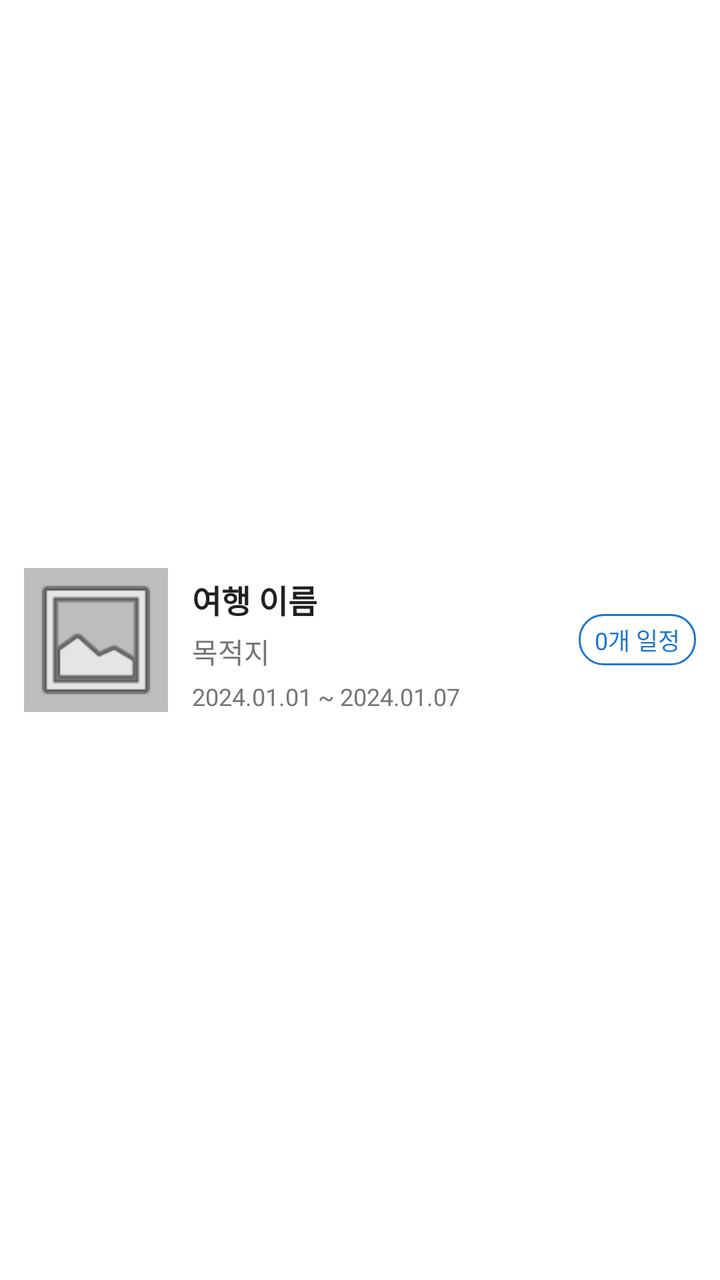
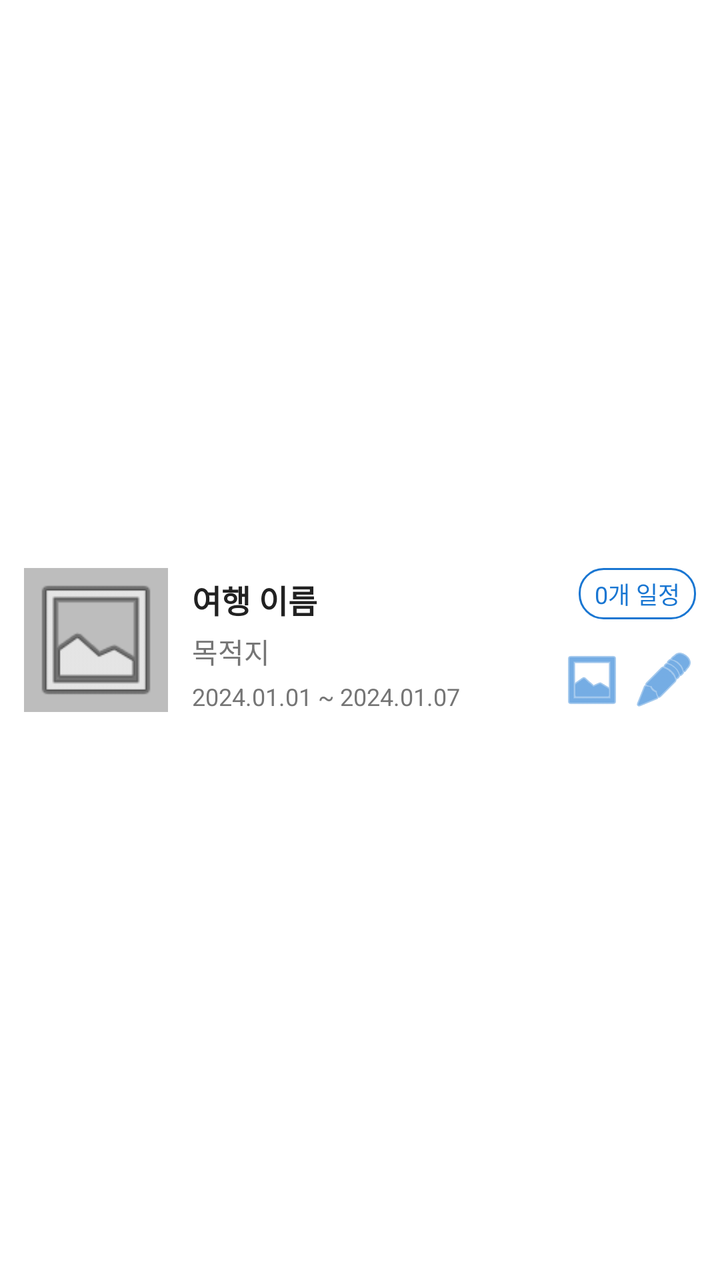

The first picture is an Android layout as it rendered before a commit; the second is the same layout after the commit. The layout source and the unified diff follow.
<!-- AndroidManifest.xml: application theme Theme.TravelPlanner -->
<!-- res/layout/list_item_trip.xml -->
<?xml version="1.0" encoding="utf-8"?>
<RelativeLayout xmlns:android="http://schemas.android.com/apk/res/android"
    android:layout_width="match_parent"
    android:layout_height="wrap_content"
    android:background="@color/colorCardBg"
    android:padding="12dp"
    android:layout_marginBottom="4dp">

    <ImageView
        android:id="@+id/ivTripThumb"
        android:layout_width="72dp"
        android:layout_height="72dp"
        android:scaleType="centerCrop"
        android:src="@android:drawable/ic_menu_gallery"
        android:layout_centerVertical="true"
        android:layout_alignParentStart="true"
        android:background="@color/colorDivider"/>

    <TextView
        android:id="@+id/tvTripName"
        android:layout_width="wrap_content"
        android:layout_height="wrap_content"
        android:layout_toEndOf="@id/ivTripThumb"
        android:layout_marginStart="12dp"
        android:layout_alignTop="@id/ivTripThumb"
        android:layout_marginTop="4dp"
        android:text="여행 이름"
        android:textSize="16sp"
        android:textStyle="bold"
        android:textColor="@color/colorTextPrimary"/>

    <TextView
        android:id="@+id/tvTripDestination"
        android:layout_width="wrap_content"
        android:layout_height="wrap_content"
        android:layout_toEndOf="@id/ivTripThumb"
        android:layout_below="@id/tvTripName"
        android:layout_marginStart="12dp"
        android:layout_marginTop="4dp"
        android:text="목적지"
        android:textSize="14sp"
        android:textColor="@color/colorTextSecondary"/>

    <TextView
        android:id="@+id/tvTripDate"
        android:layout_width="wrap_content"
        android:layout_height="wrap_content"
        android:layout_toEndOf="@id/ivTripThumb"
        android:layout_below="@id/tvTripDestination"
        android:layout_marginStart="12dp"
        android:layout_marginTop="4dp"
        android:text="2024.01.01 ~ 2024.01.07"
        android:textSize="12sp"
        android:textColor="@color/colorTextSecondary"/>

    <TextView
        android:id="@+id/tvScheduleCount"
        android:layout_width="wrap_content"
        android:layout_height="wrap_content"
        android:layout_alignParentEnd="true"
        android:layout_centerVertical="true"
        android:text="0개 일정"
        android:textSize="12sp"
        android:textColor="@color/colorPrimary"
        android:background="@drawable/badge_background"
        android:paddingHorizontal="8dp"
        android:paddingVertical="4dp"/>

</RelativeLayout>
<!-- resources referenced by this layout -->
<resources>
  <color name="colorCardBg">#FFFFFF</color>
  <color name="colorDivider">#BDBDBD</color>
  <color name="colorPrimary">#1976D2</color>
  <color name="colorTextPrimary">#212121</color>
  <color name="colorTextSecondary">#757575</color>
  <!-- drawable badge_background (drawable) -->
  <?xml version="1.0" encoding="utf-8"?>
  <shape xmlns:android="http://schemas.android.com/apk/res/android"
      android:shape="rectangle">
      <corners android:radius="12dp"/>
      <stroke android:width="1dp" android:color="@color/colorPrimary"/>
  </shape>
  <style name="Theme.TravelPlanner" parent="Theme.AppCompat.Light.DarkActionBar">
          <item name="colorPrimary">@color/colorPrimary</item>
          <item name="colorPrimaryDark">@color/colorPrimaryDark</item>
          <item name="colorAccent">@color/colorAccent</item>
          <item name="android:windowBackground">@color/colorBackground</item>
          <item name="android:fitsSystemWindows">true</item>
      </style>
  <color name="colorPrimaryDark">#0D47A1</color>
  <color name="colorAccent">#FF9800</color>
  <color name="colorBackground">#F5F5F5</color>
</resources>

<!-- the commit's change to res/layout/list_item_trip.xml (unified diff, before → after) -->
@@ -1,5 +1,6 @@
 <?xml version="1.0" encoding="utf-8"?>
 <RelativeLayout xmlns:android="http://schemas.android.com/apk/res/android"
+    xmlns:app="http://schemas.android.com/apk/res-auto"
     android:layout_width="match_parent"
     android:layout_height="wrap_content"
     android:background="@color/colorCardBg"
@@ -53,12 +54,13 @@
         android:textSize="12sp"
         android:textColor="@color/colorTextSecondary"/>
 
+    
     <TextView
         android:id="@+id/tvScheduleCount"
         android:layout_width="wrap_content"
         android:layout_height="wrap_content"
         android:layout_alignParentEnd="true"
-        android:layout_centerVertical="true"
+        android:layout_alignTop="@id/ivTripThumb"
         android:text="0개 일정"
         android:textSize="12sp"
         android:textColor="@color/colorPrimary"
@@ -66,4 +68,34 @@
         android:paddingHorizontal="8dp"
         android:paddingVertical="4dp"/>
 
+    
+    <LinearLayout
+        android:id="@+id/layoutQuickButtons"
+        android:layout_width="wrap_content"
+        android:layout_height="wrap_content"
+        android:layout_alignParentEnd="true"
+        android:layout_alignBottom="@id/ivTripThumb"
+        android:orientation="horizontal"
+        android:gravity="center_vertical">
+
+        <androidx.appcompat.widget.AppCompatImageButton
+            android:id="@+id/btnItemGallery"
+            android:layout_width="32dp"
+            android:layout_height="32dp"
+            android:src="@android:drawable/ic_menu_gallery"
+            android:background="@android:color/transparent"
+            app:tint="@color/colorPrimary"
+            android:contentDescription="사진첩" />
+
+        <androidx.appcompat.widget.AppCompatImageButton
+            android:id="@+id/btnItemDiary"
+            android:layout_width="32dp"
+            android:layout_height="32dp"
+            android:src="@android:drawable/ic_menu_edit"
+            android:background="@android:color/transparent"
+            app:tint="@color/colorPrimary"
+            android:layout_marginStart="4dp"
+            android:contentDescription="여행 일기" />
+    </LinearLayout>
+
 </RelativeLayout>
